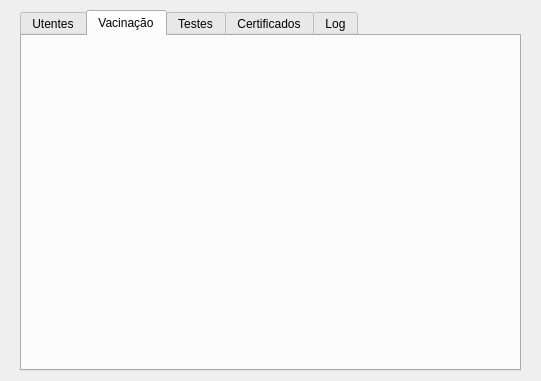
Before: the Qt Designer form template.ui in ViniciusFebasse/Gestao-de-Certiticado-COVID, drawn with Qt 5.
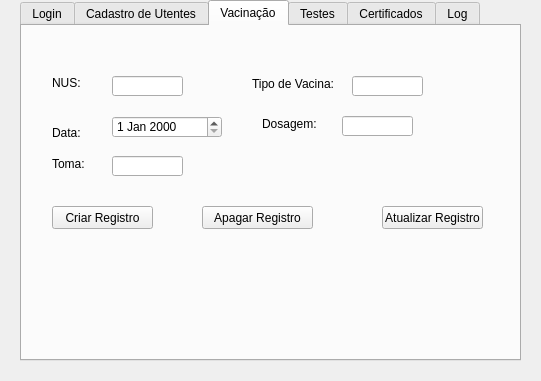
After: the same form once the commit is applied. The open tabs and pages were chosen to show the change.

Commit message: Ajustes de tabela e interface

Diff of the .ui file:
```diff
--- a/template.ui
+++ b/template.ui
@@ -18,7 +18,7 @@
     <property name="geometry">
      <rect>
       <x>20</x>
-      <y>10</y>
+      <y>0</y>
       <width>501</width>
       <height>361</height>
      </rect>
@@ -26,9 +26,99 @@
     <property name="currentIndex">
      <number>0</number>
     </property>
+    <widget class="QWidget" name="tab_6">
+     <attribute name="title">
+      <string>Login</string>
+     </attribute>
+     <widget class="QLabel" name="label_4">
+      <property name="geometry">
+       <rect>
+        <x>60</x>
+        <y>50</y>
+        <width>47</width>
+        <height>13</height>
+       </rect>
+      </property>
+      <property name="text">
+       <string>LOGIN</string>
+      </property>
+     </widget>
+     <widget class="QLabel" name="label_6">
+      <property name="geometry">
+       <rect>
+        <x>20</x>
+        <y>150</y>
+        <width>47</width>
+        <height>13</height>
+       </rect>
+      </property>
+      <property name="text">
+       <string>NUS:</string>
+      </property>
+     </widget>
+     <widget class="QLabel" name="label_5">
+      <property name="geometry">
+       <rect>
+        <x>20</x>
+        <y>100</y>
+        <width>47</width>
+        <height>13</height>
+       </rect>
+      </property>
+      <property name="text">
+       <string>Nome:</string>
+      </property>
+     </widget>
+     <widget class="QLineEdit" name="input_nome_login">
+      <property name="geometry">
+       <rect>
+        <x>110</x>
+        <y>100</y>
+        <width>71</width>
+        <height>20</height>
+       </rect>
+      </property>
+     </widget>
+     <widget class="QLineEdit" name="input_nus_login">
+      <property name="geometry">
+       <rect>
+        <x>110</x>
+        <y>150</y>
+        <width>61</width>
+        <height>20</height>
+       </rect>
+      </property>
+     </widget>
+     <widget class="QPushButton" name="btn_login">
+      <property name="geometry">
+       <rect>
+        <x>280</x>
+        <y>120</y>
+        <width>75</width>
+        <height>23</height>
+       </rect>
+      </property>
+      <property name="text">
+       <string>Login</string>
+      </property>
+     </widget>
+     <widget class="QPushButton" name="btn_novo_cadastro">
+      <property name="geometry">
+       <rect>
+        <x>190</x>
+        <y>230</y>
+        <width>101</width>
+        <height>23</height>
+       </rect>
+      </property>
+      <property name="text">
+       <string>Novo Cadastro</string>
+      </property>
+     </widget>
+    </widget>
     <widget class="QWidget" name="tab">
      <attribute name="title">
-      <string>Utentes</string>
+      <string>Cadastro de Utentes</string>
      </attribute>
      <widget class="QLabel" name="label_3">
       <property name="geometry">
@@ -143,6 +233,160 @@
      <attribute name="title">
       <string>Vacinação</string>
      </attribute>
+     <widget class="QLabel" name="label_14">
+      <property name="geometry">
+       <rect>
+        <x>240</x>
+        <y>90</y>
+        <width>61</width>
+        <height>16</height>
+       </rect>
+      </property>
+      <property name="text">
+       <string>Dosagem:</string>
+      </property>
+     </widget>
+     <widget class="QLineEdit" name="input_vacina_dosagem">
+      <property name="geometry">
+       <rect>
+        <x>320</x>
+        <y>90</y>
+        <width>71</width>
+        <height>20</height>
+       </rect>
+      </property>
+     </widget>
+     <widget class="QDateEdit" name="input_data_vacina">
+      <property name="geometry">
+       <rect>
+        <x>90</x>
+        <y>90</y>
+        <width>110</width>
+        <height>22</height>
+       </rect>
+      </property>
+     </widget>
+     <widget class="QPushButton" name="atualizar_registro_vacina">
+      <property name="geometry">
+       <rect>
+        <x>360</x>
+        <y>180</y>
+        <width>101</width>
+        <height>23</height>
+       </rect>
+      </property>
+      <property name="text">
+       <string>Atualizar Registro</string>
+      </property>
+     </widget>
+     <widget class="QPushButton" name="criar_registro_vacina">
+      <property name="geometry">
+       <rect>
+        <x>30</x>
+        <y>180</y>
+        <width>101</width>
+        <height>23</height>
+       </rect>
+      </property>
+      <property name="text">
+       <string>Criar Registro</string>
+      </property>
+     </widget>
+     <widget class="QLabel" name="label_15">
+      <property name="geometry">
+       <rect>
+        <x>30</x>
+        <y>50</y>
+        <width>47</width>
+        <height>13</height>
+       </rect>
+      </property>
+      <property name="text">
+       <string>NUS:</string>
+      </property>
+     </widget>
+     <widget class="QLabel" name="label_16">
+      <property name="geometry">
+       <rect>
+        <x>230</x>
+        <y>50</y>
+        <width>81</width>
+        <height>16</height>
+       </rect>
+      </property>
+      <property name="text">
+       <string>Tipo de Vacina:</string>
+      </property>
+     </widget>
+     <widget class="QPushButton" name="apagar_registro_vacina">
+      <property name="geometry">
+       <rect>
+        <x>180</x>
+        <y>180</y>
+        <width>111</width>
+        <height>23</height>
+       </rect>
+      </property>
+      <property name="text">
+       <string>Apagar Registro</string>
+      </property>
+     </widget>
+     <widget class="QLineEdit" name="input_vacina_nus">
+      <property name="geometry">
+       <rect>
+        <x>90</x>
+        <y>50</y>
+        <width>71</width>
+        <height>20</height>
+       </rect>
+      </property>
+     </widget>
+     <widget class="QLineEdit" name="input_vacina_tipo">
+      <property name="geometry">
+       <rect>
+        <x>330</x>
+        <y>50</y>
+        <width>71</width>
+        <height>20</height>
+       </rect>
+      </property>
+     </widget>
+     <widget class="QLabel" name="label_17">
+      <property name="geometry">
+       <rect>
+        <x>30</x>
+        <y>100</y>
+        <width>47</width>
+        <height>13</height>
+       </rect>
+      </property>
+      <property name="text">
+       <string>Data:</string>
+      </property>
+     </widget>
+     <widget class="QLabel" name="label_18">
+      <property name="geometry">
+       <rect>
+        <x>30</x>
+        <y>130</y>
+        <width>61</width>
+        <height>16</height>
+       </rect>
+      </property>
+      <property name="text">
+       <string>Toma:</string>
+      </property>
+     </widget>
+     <widget class="QLineEdit" name="input_vacina_toma">
+      <property name="geometry">
+       <rect>
+        <x>90</x>
+        <y>130</y>
+        <width>71</width>
+        <height>20</height>
+       </rect>
+      </property>
+     </widget>
     </widget>
     <widget class="QWidget" name="tab_3">
      <attribute name="title">
```
Left out of the diff: 402 changed lines with no effect on the pictures. The commit also changes 4 other files.
